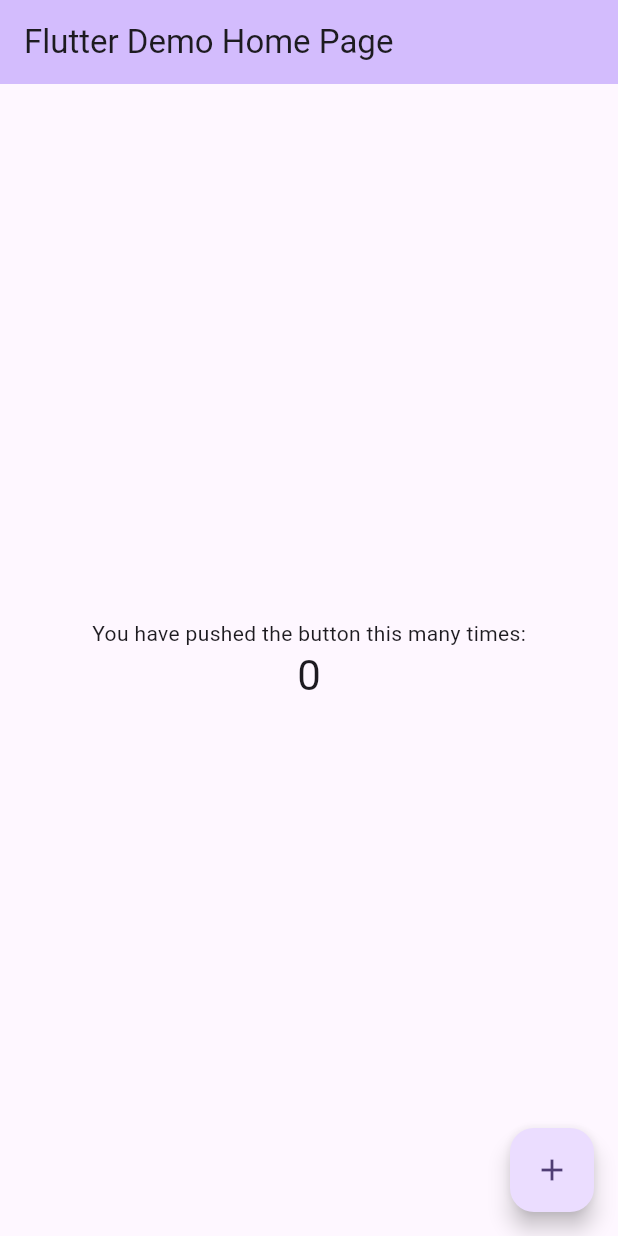
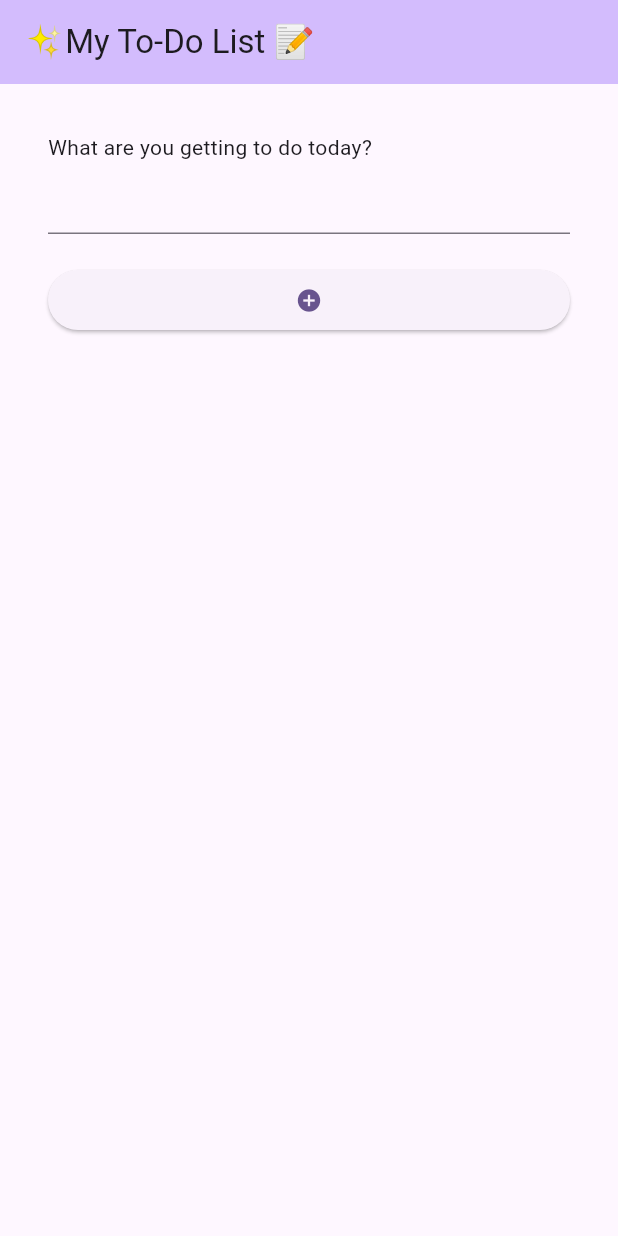
Before and after one commit to Eszter-with-a-z/flutter-assignment-2, a Flutter app: the screen it shows after launch, on a phone screen of 412 x 824 dp. Run offline on Flutter 3.47's test engine with Material 3 defaults, Android fonts, the phone set to English and light mode, and no system bars.

Commit message:
Add code (all-in-one, oops)

```diff
--- a/flutter_application_2/lib/main.dart
+++ b/flutter_application_2/lib/main.dart
@@ -1,4 +1,5 @@
 import 'package:flutter/material.dart';
+//import 'package:flutter/services.dart';
 
 void main() {
   runApp(const MyApp());
@@ -11,112 +12,122 @@ class MyApp extends StatelessWidget {
   @override
   Widget build(BuildContext context) {
     return MaterialApp(
-      title: 'Flutter Demo',
+      title: 'My To-Do List',
       theme: ThemeData(
-        // This is the theme of your application.
-        //
-        // TRY THIS: Try running your application with "flutter run". You'll see
-        // the application has a purple toolbar. Then, without quitting the app,
-        // try changing the seedColor in the colorScheme below to Colors.green
-        // and then invoke "hot reload" (save your changes or press the "hot
-        // reload" button in a Flutter-supported IDE, or press "r" if you used
-        // the command line to start the app).
-        //
-        // Notice that the counter didn't reset back to zero; the application
-        // state is not lost during the reload. To reset the state, use hot
-        // restart instead.
-        //
-        // This works for code too, not just values: Most code changes can be
-        // tested with just a hot reload.
         colorScheme: ColorScheme.fromSeed(seedColor: Colors.deepPurple),
       ),
-      home: const MyHomePage(title: 'Flutter Demo Home Page'),
+      home: const ListPage(title: '✨My To-Do List 📝'),
     );
   }
 }
 
-class MyHomePage extends StatefulWidget {
-  const MyHomePage({super.key, required this.title});
-
-  // This widget is the home page of your application. It is stateful, meaning
-  // that it has a State object (defined below) that contains fields that affect
-  // how it looks.
-
-  // This class is the configuration for the state. It holds the values (in this
-  // case the title) provided by the parent (in this case the App widget) and
-  // used by the build method of the State. Fields in a Widget subclass are
-  // always marked "final".
+class ListPage extends StatefulWidget {
+  const ListPage({super.key, required this.title});
 
   final String title;
 
   @override
-  State<MyHomePage> createState() => _MyHomePageState();
+  State<ListPage> createState() => _ListPageState();
 }
 
-class _MyHomePageState extends State<MyHomePage> {
-  int _counter = 0;
+class _ListPageState extends State<ListPage> {
+// Variables
+  // Purpose: Freeze text field on submit button tap and store text
+  String _newTask = '';
+  // Purpose: store tasks
+  final List<String> _tasks=[];
+  // Purpose: constantly store current value of text field
+  final TextEditingController _controller = TextEditingController();
 
-  void _incrementCounter() {
+// Funtions
+  // For Add button: Add new task to tasks
+  void _addNewTask() {
     setState(() {
-      // This call to setState tells the Flutter framework that something has
-      // changed in this State, which causes it to rerun the build method below
-      // so that the display can reflect the updated values. If we changed
-      // _counter without calling setState(), then the build method would not be
-      // called again, and so nothing would appear to happen.
-      _counter++;
+      //Freeze input field value
+      _newTask = _controller.text.trim();
+      if (_newTask != ''){
+        // If it is not empty, add new task to tasks
+        _tasks.add(_newTask);
+        // Empty new task and erase text field content
+        _newTask='';
+        _controller.clear();
+      }
+    });
+  }
+  // For tapping on List Tiles, delete tile + add to text field
+  void _deleteTask(int index){
+    setState(() {
+      // Update Text Field
+      _controller.text = _tasks[index];
+      // Remove from tasks
+      _tasks.remove(_tasks[index]);
     });
   }
 
+  // UI
   @override
   Widget build(BuildContext context) {
-    // This method is rerun every time setState is called, for instance as done
-    // by the _incrementCounter method above.
-    //
-    // The Flutter framework has been optimized to make rerunning build methods
-    // fast, so that you can just rebuild anything that needs updating rather
-    // than having to individually change instances of widgets.
     return Scaffold(
       appBar: AppBar(
-        // TRY THIS: Try changing the color here to a specific color (to
-        // Colors.amber, perhaps?) and trigger a hot reload to see the AppBar
-        // change color while the other colors stay the same.
+        // Build on context color
         backgroundColor: Theme.of(context).colorScheme.inversePrimary,
-        // Here we take the value from the MyHomePage object that was created by
-        // the App.build method, and use it to set our appbar title.
         title: Text(widget.title),
       ),
-      body: Center(
-        // Center is a layout widget. It takes a single child and positions it
-        // in the middle of the parent.
+      body: Padding(
+        padding:  const EdgeInsets.all(32),
+
         child: Column(
-          // Column is also a layout widget. It takes a list of children and
-          // arranges them vertically. By default, it sizes itself to fit its
-          // children horizontally, and tries to be as tall as its parent.
-          //
-          // Column has various properties to control how it sizes itself and
-          // how it positions its children. Here we use mainAxisAlignment to
-          // center the children vertically; the main axis here is the vertical
-          // axis because Columns are vertical (the cross axis would be
-          // horizontal).
-          //
-          // TRY THIS: Invoke "debug painting" (choose the "Toggle Debug Paint"
-          // action in the IDE, or press "p" in the console), to see the
-          // wireframe for each widget.
-          mainAxisAlignment: MainAxisAlignment.center,
-          children: <Widget>[
-            const Text('You have pushed the button this many times:'),
-            Text(
-              '$_counter',
-              style: Theme.of(context).textTheme.headlineMedium,
+          crossAxisAlignment: CrossAxisAlignment.stretch,
+          children: [
+
+            const Text('What are you getting to do today?'),
+
+            TextField(
+              // COnnect text field to controller so that
+              // you can use its methods
+              controller: _controller,
+              textAlign: TextAlign.center,
             ),
-          ],
-        ),
-      ),
-      floatingActionButton: FloatingActionButton(
-        onPressed: _incrementCounter,
-        tooltip: 'Increment',
-        child: const Icon(Icons.add),
-      ), // This trailing comma makes auto-formatting nicer for build methods.
+
+            const SizedBox(height: 20),
+
+            ElevatedButton(
+              onPressed: _addNewTask,
+              child: const Icon(Icons.add_circle),
+            ),
+
+            const SizedBox(height: 8),
+            // Since you are in Column:
+            // Add expanded to ListView to constrain it
+            Expanded(
+              child: ListView.separated(
+              itemBuilder: (BuildContext context, int index) {
+                return Row(
+                  children: [
+                    // Since you are in Row:
+                    // Add Expanded to ListTile to contrain it
+                    Expanded(
+                      child:ListTile(
+                        title: Text(_tasks[index]),
+                        onTap: ()=> _deleteTask(index),
+                        ),
+                    ),
+                    Icon(
+                      Icons.cancel,
+                      color:Theme.of(context).colorScheme.inversePrimary
+                    )
+                  ],
+                );
+
+              },
+              separatorBuilder: (_, __) => const Divider(),
+              itemCount: _tasks.length),
+              )
+
+            ]
+          ),
+        )
+
     );
   }
 }
--- a/flutter_application_2/pubspec.yaml
+++ b/flutter_application_2/pubspec.yaml
@@ -44,7 +44,7 @@ dev_dependencies:
   # activated in the `analysis_options.yaml` file located at the root of your
   # package. See that file for information about deactivating specific lint
   # rules and activating additional ones.
-  flutter_lints: ^5.0.0
+  flutter_lints: ^6.0.0
 
 # For information on the generic Dart part of this file, see the
 # following page: https://dart.dev/tools/pub/pubspec
```
